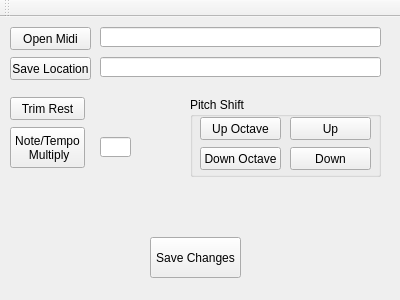
Haaglar/MidiQTool, file midiqtool.ui: the form before one commit.
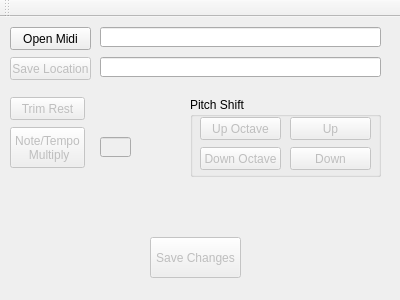
The form after the commit.

Patch:
```diff
--- a/midiqtool.ui
+++ b/midiqtool.ui
@@ -59,6 +59,9 @@
     </property>
    </widget>
    <widget class="QPushButton" name="pushButtonSaveLocation">
+    <property name="enabled">
+     <bool>false</bool>
+    </property>
     <property name="geometry">
      <rect>
       <x>10</x>
@@ -85,6 +88,9 @@
     </property>
    </widget>
    <widget class="QPushButton" name="pushButtonTrimRest">
+    <property name="enabled">
+     <bool>false</bool>
+    </property>
     <property name="geometry">
      <rect>
       <x>10</x>
@@ -98,6 +104,9 @@
     </property>
    </widget>
    <widget class="QPushButton" name="pushButtonSave">
+    <property name="enabled">
+     <bool>false</bool>
+    </property>
     <property name="geometry">
      <rect>
       <x>150</x>
@@ -111,6 +120,9 @@
     </property>
    </widget>
    <widget class="QPushButton" name="pushButtonTNUdjust">
+    <property name="enabled">
+     <bool>false</bool>
+    </property>
     <property name="geometry">
      <rect>
       <x>10</x>
@@ -125,6 +137,9 @@
     </property>
    </widget>
    <widget class="QLineEdit" name="lineEditNTMValue">
+    <property name="enabled">
+     <bool>false</bool>
+    </property>
     <property name="geometry">
      <rect>
       <x>100</x>
@@ -150,6 +165,9 @@
      <string>Pitch Shift</string>
     </property>
     <widget class="QPushButton" name="pushButtonOcUp">
+     <property name="enabled">
+      <bool>false</bool>
+     </property>
      <property name="geometry">
       <rect>
        <x>10</x>
@@ -163,6 +181,9 @@
      </property>
     </widget>
     <widget class="QPushButton" name="pushButtonOctDown">
+     <property name="enabled">
+      <bool>false</bool>
+     </property>
      <property name="geometry">
       <rect>
        <x>10</x>
@@ -176,6 +197,9 @@
      </property>
     </widget>
     <widget class="QPushButton" name="pushButtonUpOne">
+     <property name="enabled">
+      <bool>false</bool>
+     </property>
      <property name="geometry">
       <rect>
        <x>100</x>
@@ -189,6 +213,9 @@
      </property>
     </widget>
     <widget class="QPushButton" name="pushButtonDownOne">
+     <property name="enabled">
+      <bool>false</bool>
+     </property>
      <property name="geometry">
       <rect>
        <x>100</x>
```
